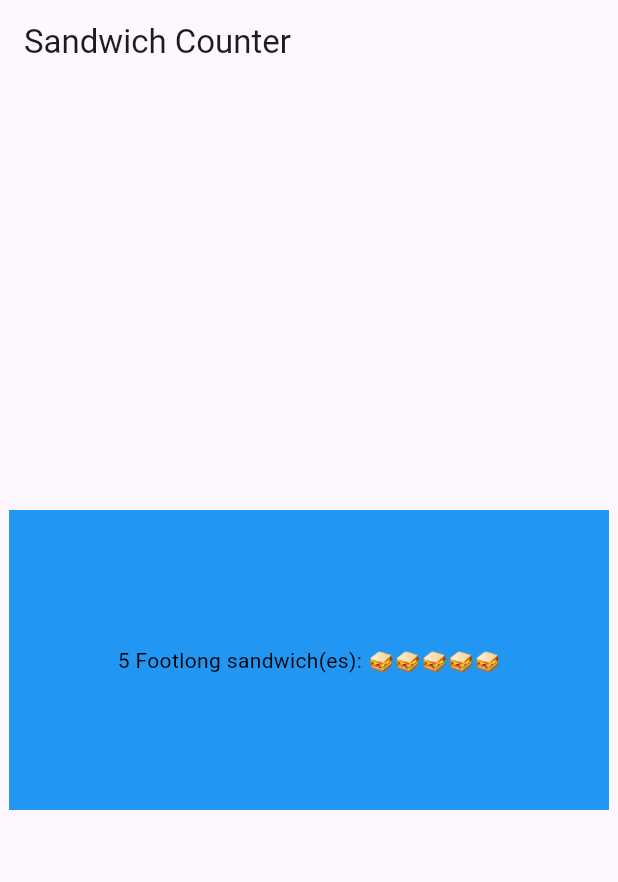
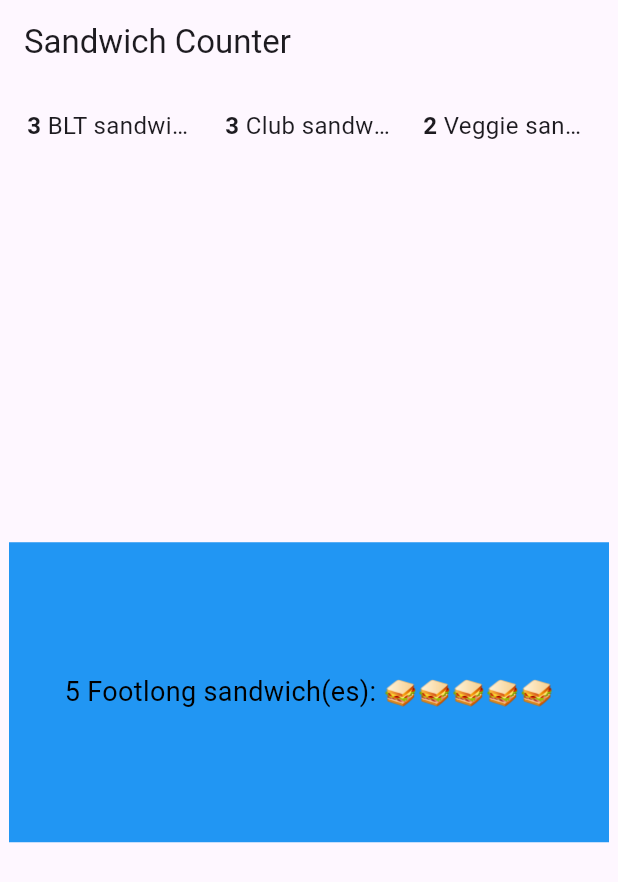
Before and after one commit to AlperO06/sandwich_shop, a Flutter app: the screen it shows after launch, on a phone screen of 412 x 824 dp. Shown: the top 882 px of the screen. Run offline on Flutter 3.47's test engine with Material 3 defaults, Android fonts, the phone set to English and light mode, and no system bars.

Commit message:
Final Sandwich Update, Added 3 new sandwich counters

```diff
--- a/lib/main.dart
+++ b/lib/main.dart
@@ -4,7 +4,7 @@ void main() {
   runApp(const App());
 }
 
-// Add App class below main()
+// Main App
 class App extends StatelessWidget {
   const App({super.key});
 
@@ -14,15 +14,33 @@ class App extends StatelessWidget {
       title: 'Sandwich Shop App',
       home: Scaffold(
         appBar: AppBar(title: const Text('Sandwich Counter')),
-        body: const Center(
-          child: OrderItemDisplay(5, 'Footlong'),
+        body: Column(
+          children: [
+            Padding(
+              padding: const EdgeInsets.only(top: 12.0, left: 12.0, right: 12.0),
+              child: Row(
+                mainAxisAlignment: MainAxisAlignment.spaceBetween,
+                children: const [
+                  Expanded(child: OrderCompactDisplay(3, 'BLT sandwich(es)')),
+                  SizedBox(width: 8),
+                  Expanded(child: OrderCompactDisplay(3, 'Club sandwich(es)')),
+                  SizedBox(width: 8),
+                  Expanded(child: OrderCompactDisplay(2, 'Veggie sandwich(es)')),
+                ],
+              ),
+            ),
+            const Expanded(
+              child: Center(
+                child: OrderItemDisplay(5, 'Footlong'),
+              ),
+            ),
+          ],
         ),
       ),
     );
   }
 }
 
-// New: OrderItemDisplay widget
 class OrderItemDisplay extends StatelessWidget {
   final String itemType;
   final int quantity;
@@ -36,41 +54,59 @@ class OrderItemDisplay extends StatelessWidget {
       height: 200,
       color: Colors.blue,
       alignment: Alignment.center,
-      padding: const EdgeInsets.symmetric(horizontal: 8.0),
       child: Text(
         '$quantity $itemType sandwich(es): ${List.filled(quantity, '🥪').join()}',
-        style: const TextStyle(color: Colors.black),
+        style: const TextStyle(color: Colors.black, fontSize: 18),
         maxLines: 1,
-        overflow: TextOverflow.ellipsis, // shows truncation when text is too big
+        overflow: TextOverflow.ellipsis,
       ),
     );
   }
 }
 
+// Compact display for top row
+class OrderCompactDisplay extends StatelessWidget {
+  final String itemType;
+  final int quantity;
+
+  const OrderCompactDisplay(this.quantity, this.itemType, {super.key});
+
+  @override
+  Widget build(BuildContext context) {
+    return Padding(
+      padding: const EdgeInsets.symmetric(horizontal: 6.0, vertical: 4.0),
+      child: Row(
+        mainAxisAlignment: MainAxisAlignment.start,
+        children: [
+          // Quantity first
+          Text(
+            '$quantity ',
+            style: const TextStyle(fontWeight: FontWeight.bold, fontSize: 16),
+          ),
+          // Sandwich name and emoji together
+          Expanded(
+            child: Text(
+              '$itemType ${List.filled(quantity, '🥪').join()}',
+              style: const TextStyle(fontSize: 16),
+              maxLines: 1,
+              overflow: TextOverflow.ellipsis,
+            ),
+          ),
+        ],
+      ),
+    );
+  }
+}
+
+// Example leftover template widgets (you can remove if not needed)
 class MyApp extends StatelessWidget {
   const MyApp({super.key});
 
-  // This widget is the root of your application.
   @override
   Widget build(BuildContext context) {
     return MaterialApp(
       title: 'Sandwich Shop App',
       theme: ThemeData(
-        // This is the theme of your application.
-        //
-        // TRY THIS: Try running your application with "flutter run". You'll see
-        // the application has a purple toolbar. Then, without quitting the app,
-        // try changing the seedColor in the colorScheme below to Colors.green
-        // and then invoke "hot reload" (save your changes or press the "hot
-        // reload" button in a Flutter-supported IDE, or press "r" if you used
-        // the command line to start the app).
-        //
-        // Notice that the counter didn't reset back to zero; the application
-        // state is not lost during the reload. To reset the state, use hot
-        // restart instead.
-        //
-        // This works for code too, not just values: Most code changes can be
-        // tested with just a hot reload.
         colorScheme: ColorScheme.fromSeed(seedColor: Colors.green),
       ),
       home: const MyHomePage(title: 'My Sandwich Shop'),
@@ -80,16 +116,6 @@ class MyApp extends StatelessWidget {
 
 class MyHomePage extends StatefulWidget {
   const MyHomePage({super.key, required this.title});
-
-  // This widget is the home page of your application. It is stateful, meaning
-  // that it has a State object (defined below) that contains fields that affect
-  // how it looks.
-
-  // This class is the configuration for the state. It holds the values (in this
-  // case the title) provided by the parent (in this case the App widget) and
-  // used by the build method of the State. Fields in a Widget subclass are
-  // always marked "final".
-
   final String title;
 
   @override
@@ -101,50 +127,19 @@ class _MyHomePageState extends State<MyHomePage> {
 
   void _incrementCounter() {
     setState(() {
-      // This call to setState tells the Flutter framework that something has
-      // changed in this State, which causes it to rerun the build method below
-      // so that the display can reflect the updated values. If we changed
-      // _counter without calling setState(), then the build method would not be
-      // called again, and so nothing would appear to happen.
       _counter++;
     });
   }
 
   @override
   Widget build(BuildContext context) {
-    // This method is rerun every time setState is called, for instance as done
-    // by the _incrementCounter method above.
-    //
-    // The Flutter framework has been optimized to make rerunning build methods
-    // fast, so that you can just rebuild anything that needs updating rather
-    // than having to individually change instances of widgets.
     return Scaffold(
       appBar: AppBar(
-        // TRY THIS: Try changing the color here to a specific color (to
-        // Colors.amber, perhaps?) and trigger a hot reload to see the AppBar
-        // change color while the other colors stay the same.
         backgroundColor: Theme.of(context).colorScheme.inversePrimary,
-        // Here we take the value from the MyHomePage object that was created by
-        // the App.build method, and use it to set our appbar title.
         title: Text(widget.title),
       ),
       body: const Center(
-        // Center is a layout widget. It takes a single child and positions it
-        // in the middle of the parent.
         child: Column(
-          // Column is also a layout widget. It takes a list of children and
-          // arranges them vertically. By default, it sizes itself to fit its
-          // children horizontally, and tries to be as tall as its parent.
-          //
-          // Column has various properties to control how it sizes itself and
-          // how it positions its children. Here we use mainAxisAlignment to
-          // center the children vertically; the main axis here is the vertical
-          // axis because Columns are vertical (the cross axis would be
-          // horizontal).
-          //
-          // TRY THIS: Invoke "debug painting" (choose the "Toggle Debug Paint"
-          // action in the IDE, or press "p" in the console), to see the
-          // wireframe for each widget.
           mainAxisAlignment: MainAxisAlignment.center,
           children: <Widget>[
             Text(
@@ -162,7 +157,7 @@ class _MyHomePageState extends State<MyHomePage> {
         onPressed: _incrementCounter,
         tooltip: 'Increment',
         child: const Icon(Icons.add),
-      ), // This trailing comma makes auto-formatting nicer for build methods.
+      ),
     );
   }
 }
```
